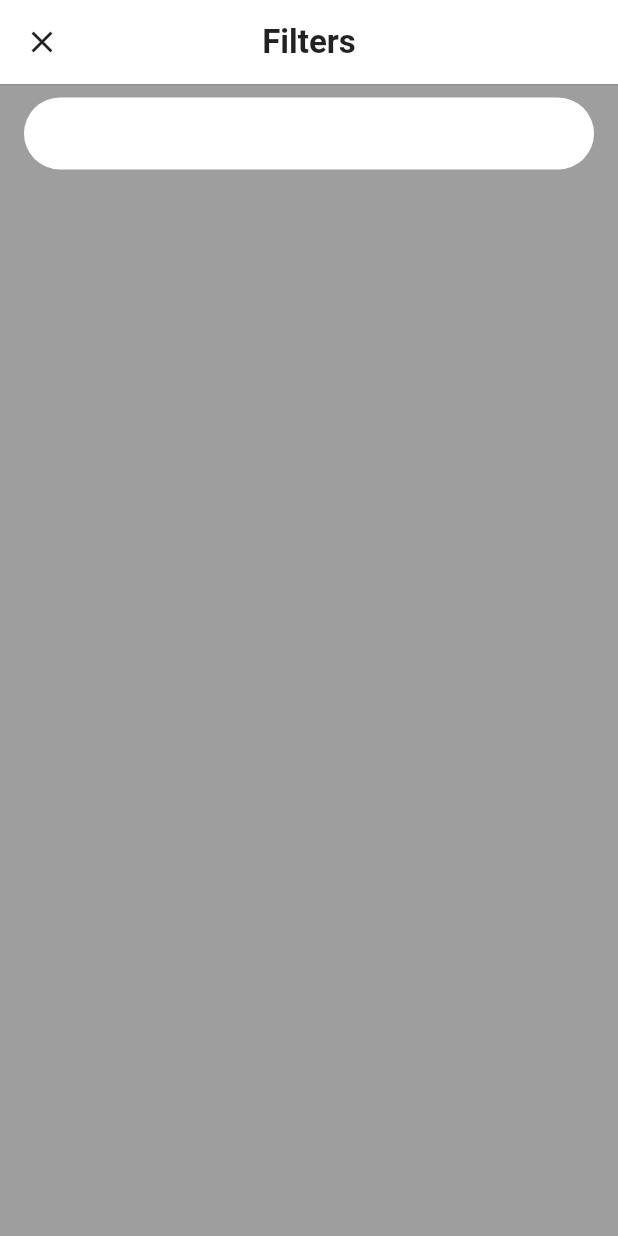
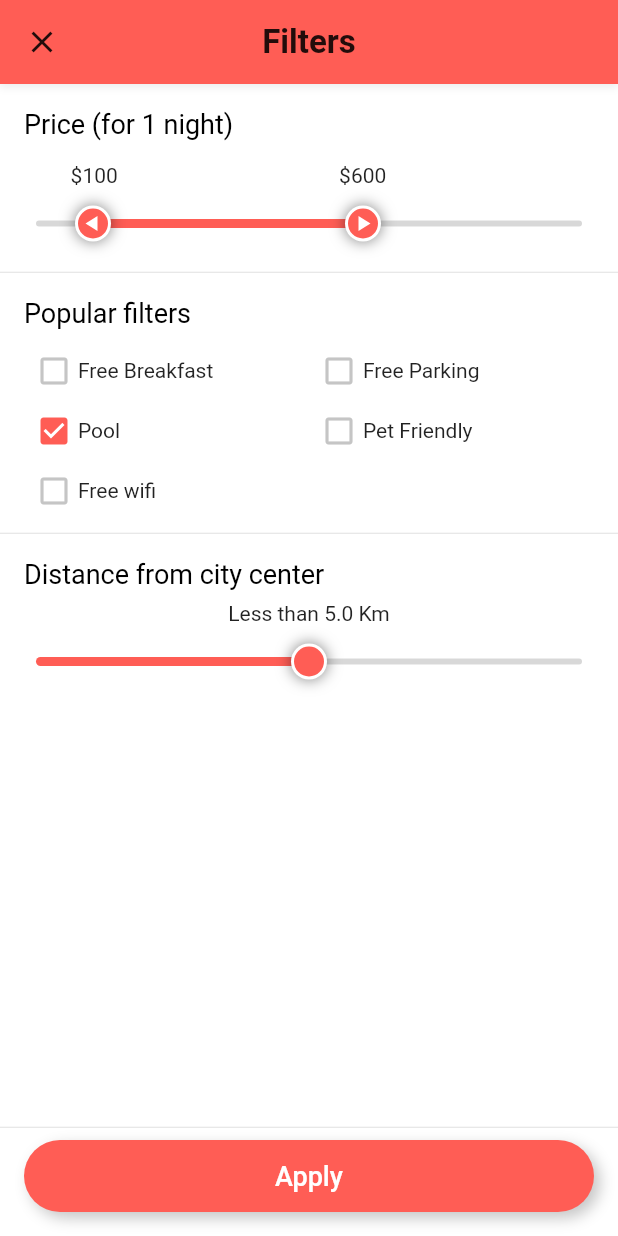
Before and after one commit to anastasiiavelma/hoteldise-mobile, a Flutter app: the screen it shows after launch, after a tap on "Filter", on a phone screen of 412 x 824 dp. Run offline on Flutter 3.47's test engine with Material 2 defaults, Android fonts, the phone set to English and light mode, and no system bars; drawn by our look-alikes of loader_overlay; our stand-ins replace cloud_firestore, firebase_auth, firebase_core, flutter_spinkit, fluttertoast, form_field_validator and 4 more; accounts and stored records are empty.

Commit message:
Added data and room/person buttons. Filled Filter popup window.. Added DataTime picker window.

```diff
--- /dev/null
+++ b/lib/models/popularFilterList.dart
@@ -0,0 +1,59 @@
+class PopularFilterListData {
+  PopularFilterListData({
+    this.titleTxt = '',
+    this.isSelected = false,
+  });
+
+  String titleTxt;
+  bool isSelected;
+
+  static List<PopularFilterListData> popularFList = <PopularFilterListData>[
+    PopularFilterListData(
+      titleTxt: 'Free Breakfast',
+      isSelected: false,
+    ),
+    PopularFilterListData(
+      titleTxt: 'Free Parking',
+      isSelected: false,
+    ),
+    PopularFilterListData(
+      titleTxt: 'Pool',
+      isSelected: true,
+    ),
+    PopularFilterListData(
+      titleTxt: 'Pet Friendly',
+      isSelected: false,
+    ),
+    PopularFilterListData(
+      titleTxt: 'Free wifi',
+      isSelected: false,
+    ),
+  ];
+
+  static List<PopularFilterListData> accomodationList = [
+    PopularFilterListData(
+      titleTxt: 'All',
+      isSelected: false,
+    ),
+    PopularFilterListData(
+      titleTxt: 'Apartment',
+      isSelected: false,
+    ),
+    PopularFilterListData(
+      titleTxt: 'Home',
+      isSelected: true,
+    ),
+    PopularFilterListData(
+      titleTxt: 'Villa',
+      isSelected: false,
+    ),
+    PopularFilterListData(
+      titleTxt: 'Hotel',
+      isSelected: false,
+    ),
+    PopularFilterListData(
+      titleTxt: 'Resort',
+      isSelected: false,
+    ),
+  ];
+}
--- a/lib/pages/hotels/calendarPopUp.dart
+++ b/lib/pages/hotels/calendarPopUp.dart
@@ -111,7 +111,7 @@ class _CalendarPopupViewState extends State<CalendarPopupView>
                                         'From',
                                         textAlign: TextAlign.left,
                                         style: TextStyle(
-                                            fontWeight: FontWeight.w100,
+                                            fontWeight: FontWeight.w500,
                                             fontSize: 16,
                                             color:
                                             Colors.grey.withOpacity(0.8)),
@@ -146,7 +146,7 @@ class _CalendarPopupViewState extends State<CalendarPopupView>
                                       Text(
                                         'To',
                                         style: TextStyle(
-                                            fontWeight: FontWeight.w100,
+                                            fontWeight: FontWeight.w500,
                                             fontSize: 16,
                                             color:
                                             Colors.grey.withOpacity(0.8)),
--- a/lib/pages/hotels/filter.dart
+++ b/lib/pages/hotels/filter.dart
@@ -1,9 +1,11 @@
 import 'package:flutter/cupertino.dart';
 import 'package:flutter/material.dart';
-//import 'range_slider_view.dart';
-//import 'slider_view.dart';
-//import 'hotel_app_theme.dart';
-//import 'model/popular_filter_list.dart';
+
+import '../../themes/colors.dart';
+
+import '../../models/popularFilterList.dart';
+import 'sliderView.dart';
+import 'rangeSliderView.dart';
 
 class FiltersScreen extends StatefulWidget {
   @override
@@ -13,17 +15,18 @@ class FiltersScreen extends StatefulWidget {
 class _FiltersScreenState extends State<FiltersScreen> {
   RangeValues _values = const RangeValues(100, 600);
   double distValue = 50.0;
+  List<PopularFilterListData> popularFilterListData = PopularFilterListData.popularFList;
 
   @override
   Widget build(BuildContext context) {
     return Container(
-      color: Colors.grey, // HotelAppTheme.buildLightTheme().backgroundColor,
+      color: Colors.white, // Colors.grey, // HotelAppTheme.buildLightTheme().backgroundColor,
       child: Scaffold(
         backgroundColor: Colors.transparent,
         body: Column(
           children: <Widget>[
             getAppBarUI(),
-            /*Expanded(
+            Expanded(
               child: SingleChildScrollView(
                 child: Column(
                   children: <Widget>[
@@ -35,15 +38,11 @@ class _FiltersScreenState extends State<FiltersScreen> {
                     const Divider(
                       height: 1,
                     ),
-                    distanceViewUI(),
-                    const Divider(
-                      height: 1,
-                    ),
-                    allAccommodationUI()
+                    distanceViewUI()
                   ],
                 ),
               ),
-            ), */
+            ),
             const Divider(
               height: 1,
             ),
@@ -53,7 +52,7 @@ class _FiltersScreenState extends State<FiltersScreen> {
               child: Container(
                 height: 48,
                 decoration: BoxDecoration(
-                  color: Colors.white, //HotelAppTheme.buildLightTheme().primaryColor,
+                  color: primaryColor, //HotelAppTheme.buildLightTheme().primaryColor,
                   borderRadius: const BorderRadius.all(Radius.circular(24.0)),
                   boxShadow: <BoxShadow>[
                     BoxShadow(
@@ -71,7 +70,7 @@ class _FiltersScreenState extends State<FiltersScreen> {
                     onTap: () {
                       Navigator.pop(context);
                     },
-                    child: Center(
+                    child: const Center(
                       child: Text(
                         'Apply',
                         style: TextStyle(
@@ -93,7 +92,7 @@ class _FiltersScreenState extends State<FiltersScreen> {
   Widget getAppBarUI() {
     return Container(
       decoration: BoxDecoration(
-        color: Colors.white, //HotelAppTheme.buildLightTheme().backgroundColor,
+        color: primaryColor, // Colors.white, //HotelAppTheme.buildLightTheme().backgroundColor,
         boxShadow: <BoxShadow>[
           BoxShadow(
               color: Colors.grey.withOpacity(0.2),
@@ -146,4 +145,159 @@ class _FiltersScreenState extends State<FiltersScreen> {
       ),
     );
   }
+
+  Widget priceBarFilter() {
+    return Column(
+      mainAxisAlignment: MainAxisAlignment.center,
+      crossAxisAlignment: CrossAxisAlignment.start,
+      children: <Widget>[
+        Padding(
+          padding: const EdgeInsets.all(16.0),
+          child: Text(
+            'Price (for 1 night)',
+            textAlign: TextAlign.left,
+            style: TextStyle(
+                color: Colors.black, // Colors.grey
+                fontSize: MediaQuery.of(context).size.width > 360 ? 18 : 16,
+                fontWeight: FontWeight.normal),
+          ),
+        ),
+        RangeSliderView(
+          values: _values,
+          onChangeRangeValues: (RangeValues values) {
+            _values = values;
+          },
+        ),
+        const SizedBox(
+          height: 8,
+        )
+      ],
+    );
+  }
+
+  Widget popularFilter() {
+    return Column(
+      mainAxisAlignment: MainAxisAlignment.center,
+      crossAxisAlignment: CrossAxisAlignment.start,
+      children: <Widget>[
+        Padding(
+          padding:
+          const EdgeInsets.only(left: 16, right: 16, top: 16, bottom: 8),
+          child: Text(
+            'Popular filters',
+            textAlign: TextAlign.left,
+            style: TextStyle(
+                color: Colors.black, // Colors.grey
+                fontSize: MediaQuery.of(context).size.width > 360 ? 18 : 16,
+                fontWeight: FontWeight.normal),
+          ),
+        ),
+        Padding(
+          padding: const EdgeInsets.only(right: 16, left: 16),
+          child: Column(
+            children: getPList(),
+          ),
+        ),
+        const SizedBox(
+          height: 8,
+        )
+      ],
+    );
+  }
+
+  Widget distanceViewUI() {
+    return Column(
+      mainAxisAlignment: MainAxisAlignment.center,
+      crossAxisAlignment: CrossAxisAlignment.start,
+      children: <Widget>[
+        Padding(
+          padding:
+          const EdgeInsets.only(left: 16, right: 16, top: 16, bottom: 8),
+          child: Text(
+            'Distance from city center',
+            textAlign: TextAlign.left,
+            style: TextStyle(
+                color: Colors.black, // Colors.grey,
+                fontSize: MediaQuery.of(context).size.width > 360 ? 18 : 16,
+                fontWeight: FontWeight.normal),
+          ),
+        ),
+        SliderView(
+          distValue: distValue,
+          onChangedistValue: (double value) {
+            distValue = value;
+          },
+        ),
+        const SizedBox(
+          height: 8,
+        ),
+      ],
+    );
+  }
+
+  List<Widget> getPList() {
+    final List<Widget> noList = <Widget>[];
+    int count = 0;
+    const int columnCount = 2;
+    for (int i = 0; i < popularFilterListData.length / columnCount; i++) {
+      final List<Widget> listUI = <Widget>[];
+      for (int i = 0; i < columnCount; i++) {
+        try {
+          final PopularFilterListData date = popularFilterListData[count];
+          listUI.add(Expanded(
+            child: Row(
+              children: <Widget>[
+                Material(
+                  color: Colors.transparent,
+                  child: InkWell(
+                    borderRadius: const BorderRadius.all(Radius.circular(4.0)),
+                    onTap: () {
+                      setState(() {
+                        date.isSelected = !date.isSelected;
+                      });
+                    },
+                    child: Padding(
+                      padding: const EdgeInsets.all(8.0),
+                      child: Row(
+                        children: <Widget>[
+                          Icon(
+                            date.isSelected
+                                ? Icons.check_box
+                                : Icons.check_box_outline_blank,
+                            color: date.isSelected
+                                ? primaryColor
+                                : Colors.grey.withOpacity(0.6),
+                          ),
+                          const SizedBox(
+                            width: 4,
+                          ),
+                          Text(
+                            date.titleTxt,
+                          ),
+                        ],
+                      ),
+                    ),
+                  ),
+                ),
+              ],
+            ),
+          ));
+          if (count < popularFilterListData.length - 1) {
+            count += 1;
+          } else {
+            break;
+          }
+        } catch (e) {
+          print(e);
+        }
+      }
+      noList.add(Row(
+        mainAxisAlignment: MainAxisAlignment.center,
+        crossAxisAlignment: CrossAxisAlignment.center,
+        mainAxisSize: MainAxisSize.min,
+        children: listUI,
+      ));
+    }
+    return noList;
+  }
 }
--- a/lib/pages/hotels/home.dart
+++ b/lib/pages/hotels/home.dart
@@ -121,6 +121,7 @@ class _HotelsHomeState extends State<HotelsHome> {
               SizedBox(
                 height: 20,
               ),
+              getTimeDateUI(),
               Row(
                 mainAxisAlignment: MainAxisAlignment.spaceBetween,
                 children: [
@@ -407,9 +408,10 @@ class _HotelsHomeState extends State<HotelsHome> {
                           Text(
                             'Choose date',
                             style: TextStyle(
-                                fontWeight: FontWeight.w100,
+                                fontWeight: FontWeight.w500,
                                 fontSize: 16,
-                                color: Colors.grey.withOpacity(0.8)),
+                                color: Colors.grey.withOpacity(0.8),
+                            )
                           ),
                           const SizedBox(
                             height: 8,
@@ -417,7 +419,7 @@ class _HotelsHomeState extends State<HotelsHome> {
                           Text(
                             '${DateFormat("dd, MMM").format(startDate)} - ${DateFormat("dd, MMM").format(endDate)}',
                             style: TextStyle(
-                              fontWeight: FontWeight.w100,
+                              fontWeight: FontWeight.w500,
                               fontSize: 16,
                             ),
                           ),
@@ -463,7 +465,7 @@ class _HotelsHomeState extends State<HotelsHome> {
                           Text(
                             'Number of Rooms',
                             style: TextStyle(
-                                fontWeight: FontWeight.w100,
+                                fontWeight: FontWeight.w500,
                                 fontSize: 16,
                                 color: Colors.grey.withOpacity(0.8)),
                           ),
@@ -473,7 +475,7 @@ class _HotelsHomeState extends State<HotelsHome> {
                           Text(
                             '1 Room - 2 Adults',
                             style: TextStyle(
-                              fontWeight: FontWeight.w100,
+                              fontWeight: FontWeight.w500,
                               fontSize: 16,
                             ),
                           ),
--- /dev/null
+++ b/lib/pages/hotels/rangeSliderView.dart
@@ -0,0 +1,194 @@
+import 'package:flutter/material.dart';
+import '../../themes/colors.dart';
+
+class RangeSliderView extends StatefulWidget {
+  const RangeSliderView({Key? key, this.values, this.onChangeRangeValues})
+      : super(key: key);
+
+  final Function(RangeValues)? onChangeRangeValues;
+  final RangeValues? values;
+
+  @override
+  _RangeSliderViewState createState() => _RangeSliderViewState();
+}
+
+class _RangeSliderViewState extends State<RangeSliderView> {
+  RangeValues? _values;
+
+  @override
+  void initState() {
+    _values = widget.values;
+    super.initState();
+  }
+
+  @override
+  Widget build(BuildContext context) {
+    return Container(
+      child: Column(
+        children: <Widget>[
+          Stack(
+            children: <Widget>[
+              Row(
+                children: <Widget>[
+                  Expanded(
+                    flex: _values!.start.round(),
+                    child: const SizedBox(),
+                  ),
+                  Container(
+                    width: 54,
+                    child: Text(
+                      '\$${_values!.start.round()}',
+                      textAlign: TextAlign.center,
+                    ),
+                  ),
+                  Expanded(
+                    flex: 1000 - _values!.start.round(),
+                    child: const SizedBox(),
+                  ),
+                ],
+              ),
+              Row(
+                children: <Widget>[
+                  Expanded(
+                    flex: _values!.end.round(),
+                    child: const SizedBox(),
+                  ),
+                  Container(
+                    width: 54,
+                    child: Text(
+                      '\$${_values!.end.round()}',
+                      textAlign: TextAlign.center,
+                    ),
+                  ),
+                  Expanded(
+                    flex: 1000 - _values!.end.round(),
+                    child: const SizedBox(),
+                  ),
+                ],
+              ),
+            ],
+          ),
+          SliderTheme(
+            data: SliderThemeData(
+              rangeThumbShape: CustomRangeThumbShape(),
+            ),
+            child: RangeSlider(
+              values: _values!,
+              min: 0.0,
+              max: 1000.0,
+              activeColor: primaryColor,
+              inactiveColor: Colors.grey.withOpacity(0.4),
+              divisions: 1000,
+              onChanged: (RangeValues values) {
+                try {
+                  setState(() {
+                    _values = values;
+                  });
+                  widget.onChangeRangeValues!(_values!);
+                } catch (_) {}
+              },
+            ),
+          ),
+        ],
+      ),
+    );
+  }
+}
+
+class CustomRangeThumbShape extends RangeSliderThumbShape {
+  static const double _thumbSize = 3.0;
+  static const double _disabledThumbSize = 3.0;
+
+  @override
+  Size getPreferredSize(bool isEnabled, bool isDiscrete) {
+    return isEnabled
+        ? const Size.fromRadius(_thumbSize)
+        : const Size.fromRadius(_disabledThumbSize);
+  }
+
+  static final Animatable<double> sizeTween = Tween<double>(
+    begin: _disabledThumbSize,
+    end: _thumbSize,
+  );
+
+  @override
+  void paint(
+      PaintingContext context,
+      Offset center, {
+        required Animation<double> activationAnimation,
+        required Animation<double> enableAnimation,
+        bool isDiscrete = false,
+        bool isEnabled = false,
+        bool? isOnTop,
+        bool? isPressed,
+        required SliderThemeData sliderTheme,
+        TextDirection textDirection = TextDirection.ltr,
+        Thumb thumb = Thumb.start,
+      }) {
+    final Canvas canvas = context.canvas;
+    final ColorTween colorTween = ColorTween(
+      begin: sliderTheme.disabledThumbColor,
+      end: sliderTheme.thumbColor,
+    );
+
+    final double size = _thumbSize * sizeTween.evaluate(enableAnimation);
+    Path thumbPath;
+    switch (textDirection) {
+      case TextDirection.rtl:
+        switch (thumb) {
+          case Thumb.start:
+            thumbPath = _rightTriangle(size, center);
+            break;
+          case Thumb.end:
+            thumbPath = _leftTriangle(size, center);
+            break;
+        }
+        break;
+      case TextDirection.ltr:
+        switch (thumb) {
+          case Thumb.start:
+            thumbPath = _leftTriangle(size, center);
+            break;
+          case Thumb.end:
+            thumbPath = _rightTriangle(size, center);
+            break;
+        }
+        break;
+    }
+
+    canvas.drawPath(
+        Path()
+          ..addOval(Rect.fromPoints(Offset(center.dx + 12, center.dy + 12),
+              Offset(center.dx - 12, center.dy - 12)))
+          ..fillType = PathFillType.evenOdd,
+        Paint()
+          ..color = Colors.black.withOpacity(0.5)
+          ..maskFilter =
+          MaskFilter.blur(BlurStyle.normal, convertRadiusToSigma(8)));
+
+    final Paint cPaint = Paint();
+    cPaint..color = Colors.white;
+    cPaint..strokeWidth = 14 / 2;
+    canvas.drawCircle(Offset(center.dx, center.dy), 12, cPaint);
+    cPaint..color = colorTween.evaluate(enableAnimation)!;
+    canvas.drawCircle(Offset(center.dx, center.dy), 10, cPaint);
+    canvas.drawPath(thumbPath, Paint()..color = Colors.white);
+  }
+
+  double convertRadiusToSigma(double radius) {
+    return radius * 0.57735 + 0.5;
+  }
+
+  Path _rightTriangle(double size, Offset thumbCenter, {bool invert = false}) {
+    final Path thumbPath = Path();
+    final double sign = invert ? -1.0 : 1.0;
+    thumbPath.moveTo(thumbCenter.dx + 5 * sign, thumbCenter.dy);
+    thumbPath.lineTo(thumbCenter.dx - 3 * sign, thumbCenter.dy - 5);
+    thumbPath.lineTo(thumbCenter.dx - 3 * sign, thumbCenter.dy + 5);
+    thumbPath.close();
+    return thumbPath;
+  }
+
+  Path _leftTriangle(double size, Offset thumbCenter) =>
+      _rightTriangle(size, thumbCenter, invert: true);
+}
--- /dev/null
+++ b/lib/pages/hotels/sliderView.dart
@@ -0,0 +1,134 @@
+import 'package:flutter/material.dart';
+
+import '../../themes/colors.dart';
+
+class SliderView extends StatefulWidget {
+  const SliderView({Key? key, this.onChangedistValue, this.distValue})
+      : super(key: key);
+
+  final Function(double)? onChangedistValue;
+  final double? distValue;
+
+  @override
+  _SliderViewState createState() => _SliderViewState();
+}
+
+class _SliderViewState extends State<SliderView> {
+  double distValue = 50.0;
+
+  @override
+  void initState() {
+    distValue = widget.distValue!;
+    super.initState();
+  }
+
+  @override
+  Widget build(BuildContext context) {
+    return Container(
+      child: Column(
+        children: <Widget>[
+          Row(
+            children: <Widget>[
+              Expanded(
+                flex: distValue.round(),
+                child: const SizedBox(),
+              ),
+              Container(
+                width: 170,
+                child: Text(
+                  'Less than ${(distValue / 10).toStringAsFixed(1)} Km',
+                  textAlign: TextAlign.center,
+                ),
+              ),
+              Expanded(
+                flex: 100 - distValue.round(),
+                child: const SizedBox(),
+              ),
+            ],
+          ),
+          SliderTheme(
+            data: SliderThemeData(
+              thumbShape: CustomThumbShape(),
+            ),
+            child: Slider(
+              onChanged: (double value) {
+                setState(() {
+                  distValue = value;
+                });
+                try {
+                  widget.onChangedistValue!(distValue);
+                } catch (_) {}
+              },
+              min: 0,
+              max: 100,
+              activeColor: primaryColor,
+              inactiveColor: Colors.grey.withOpacity(0.4),
+              divisions: 100,
+              value: distValue,
+            ),
+          ),
+        ],
+      ),
+    );
+  }
+}
+
+class CustomThumbShape extends SliderComponentShape {
+  static const double _thumbSize = 3.0;
+  static const double _disabledThumbSize = 3.0;
+
+  @override
+  Size getPreferredSize(bool isEnabled, bool isDiscrete) {
+    return isEnabled
+        ? const Size.fromRadius(_thumbSize)
+        : const Size.fromRadius(_disabledThumbSize);
+  }
+
+  static final Animatable<double> sizeTween = Tween<double>(
+    begin: _disabledThumbSize,
+    end: _thumbSize,
+  );
+
+  @override
+  void paint(
+      PaintingContext context,
+      Offset thumbCenter, {
+        Animation<double>? activationAnimation,
+        Animation<double>? enableAnimation,
+        bool? isDiscrete,
+        TextPainter? labelPainter,
+        RenderBox? parentBox,
+        Size? sizeWithOverflow,
+        SliderThemeData? sliderTheme,
+        TextDirection textDirection = TextDirection.ltr,
+        double? textScaleFactor,
+        double? value,
+      }) {
+    final Canvas canvas = context.canvas;
+    final ColorTween colorTween = ColorTween(
+      begin: sliderTheme?.disabledThumbColor,
+      end: sliderTheme?.thumbColor,
+    );
+    canvas.drawPath(
+        Path()
+          ..addOval(Rect.fromPoints(
+              Offset(thumbCenter.dx + 12, thumbCenter.dy + 12),
+              Offset(thumbCenter.dx - 12, thumbCenter.dy - 12)))
+          ..fillType = PathFillType.evenOdd,
+        Paint()
+          ..color = Colors.black.withOpacity(0.5)
+          ..maskFilter =
+          MaskFilter.blur(BlurStyle.normal, convertRadiusToSigma(8)));
+
+    final Paint cPaint = Paint();
+    cPaint..color = Colors.white;
+    cPaint..strokeWidth = 14 / 2;
+    canvas.drawCircle(Offset(thumbCenter.dx, thumbCenter.dy), 12, cPaint);
+    cPaint..color = colorTween.evaluate(enableAnimation!)!;
+    canvas.drawCircle(Offset(thumbCenter.dx, thumbCenter.dy), 10, cPaint);
+  }
+
+  double convertRadiusToSigma(double radius) {
+    return radius * 0.57735 + 0.5;
+  }
+}
```
